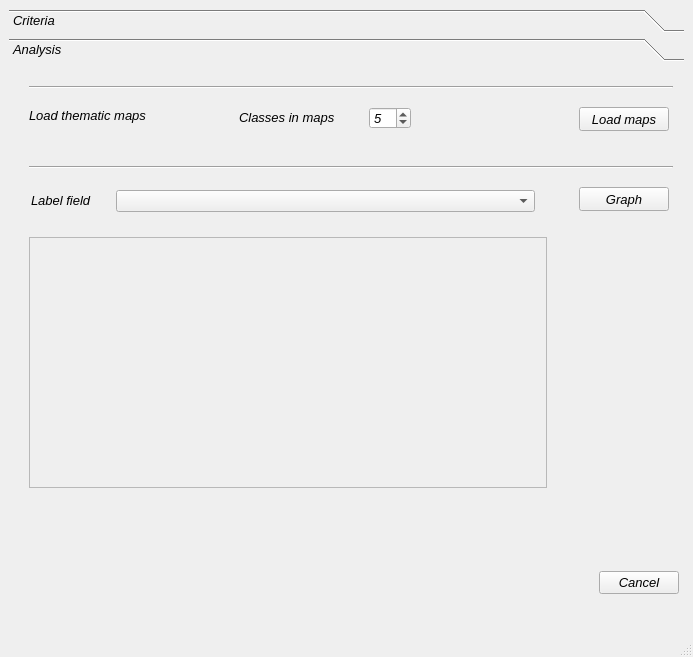
This is geoTOPSIS.ui in gmassei/VectorMCDA as Qt 5 draws it before an edit. The edited form follows.
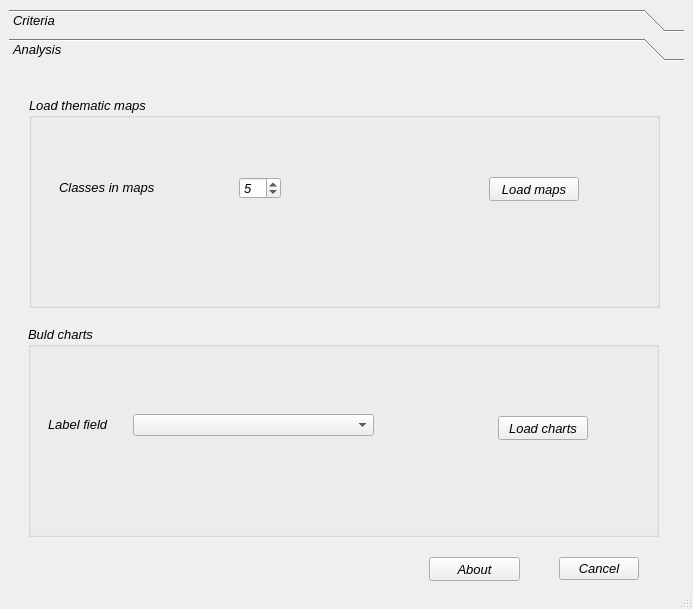
This is the edited form. The open tabs and pages were chosen to show the change.

Diff of the .ui file:
```diff
--- a/geoTOPSIS.ui
+++ b/geoTOPSIS.ui
@@ -10,7 +10,7 @@
     <x>0</x>
     <y>0</y>
     <width>693</width>
-    <height>657</height>
+    <height>609</height>
    </rect>
   </property>
   <property name="maximumSize">
@@ -448,108 +448,125 @@
        <rect>
         <x>0</x>
         <y>0</y>
-        <width>98</width>
-        <height>28</height>
+        <width>675</width>
+        <height>531</height>
        </rect>
       </property>
       <attribute name="label">
        <string>Analysis</string>
       </attribute>
-      <widget class="QPushButton" name="GraphBtn">
+      <widget class="QGroupBox" name="groupBox">
        <property name="geometry">
         <rect>
-         <x>570</x>
-         <y>120</y>
-         <width>90</width>
-         <height>24</height>
+         <x>19</x>
+         <y>259</y>
+         <width>631</width>
+         <height>211</height>
         </rect>
        </property>
-       <property name="text">
-        <string>Graph</string>
+       <property name="title">
+        <string>Buld charts</string>
        </property>
+       <widget class="QComboBox" name="LabelListFieldsCBox">
+        <property name="geometry">
+         <rect>
+          <x>105</x>
+          <y>88</y>
+          <width>241</width>
+          <height>22</height>
+         </rect>
+        </property>
+        <property name="maximumSize">
+         <size>
+          <width>16777215</width>
+          <height>22</height>
+         </size>
+        </property>
+       </widget>
+       <widget class="QPushButton" name="GraphBtn">
+        <property name="geometry">
+         <rect>
+          <x>470</x>
+          <y>90</y>
+          <width>90</width>
+          <height>24</height>
+         </rect>
+        </property>
+        <property name="text">
+         <string>Load charts</string>
+        </property>
+       </widget>
+       <widget class="QLabel" name="label_3">
+        <property name="geometry">
+         <rect>
+          <x>20</x>
+          <y>90</y>
+          <width>64</width>
+          <height>16</height>
+         </rect>
+        </property>
+        <property name="text">
+         <string>Label field</string>
+        </property>
+       </widget>
       </widget>
-      <widget class="QLabel" name="LblGraphic">
+      <widget class="QGroupBox" name="groupBox_2">
        <property name="geometry">
         <rect>
          <x>20</x>
-         <y>170</y>
-         <width>518</width>
-         <height>251</height>
+         <y>30</y>
+         <width>631</width>
+         <height>211</height>
         </rect>
        </property>
-       <property name="autoFillBackground">
-        <bool>false</bool>
+       <property name="title">
+        <string>Load thematic maps</string>
        </property>
-       <property name="frameShape">
-        <enum>QFrame::StyledPanel</enum>
-       </property>
-       <property name="text">
-        <string/>
-       </property>
-       <property name="scaledContents">
-        <bool>true</bool>
-       </property>
-      </widget>
-      <widget class="QPushButton" name="RenderBtn">
-       <property name="geometry">
-        <rect>
-         <x>570</x>
-         <y>40</y>
-         <width>90</width>
-         <height>24</height>
-        </rect>
-       </property>
-       <property name="text">
-        <string>Load maps</string>
-       </property>
-      </widget>
-      <widget class="Line" name="line">
-       <property name="geometry">
-        <rect>
-         <x>20</x>
-         <y>90</y>
-         <width>644</width>
-         <height>21</height>
-        </rect>
-       </property>
-       <property name="orientation">
-        <enum>Qt::Horizontal</enum>
-       </property>
-      </widget>
-      <widget class="QComboBox" name="LabelListFieldsCBox">
-       <property name="geometry">
-        <rect>
-         <x>107</x>
-         <y>123</y>
-         <width>419</width>
-         <height>22</height>
-        </rect>
-       </property>
-       <property name="maximumSize">
-        <size>
-         <width>16777215</width>
-         <height>22</height>
-        </size>
-       </property>
-      </widget>
-      <widget class="QLabel" name="label_3">
-       <property name="geometry">
-        <rect>
-         <x>22</x>
-         <y>125</y>
-         <width>64</width>
-         <height>16</height>
-        </rect>
-       </property>
-       <property name="text">
-        <string>Label field</string>
-       </property>
+       <widget class="QLabel" name="label_7">
+        <property name="geometry">
+         <rect>
+          <x>30</x>
+          <y>80</y>
+          <width>161</width>
+          <height>20</height>
+         </rect>
+        </property>
+        <property name="text">
+         <string>Classes in maps</string>
+        </property>
+       </widget>
+       <widget class="QPushButton" name="RenderBtn">
+        <property name="geometry">
+         <rect>
+          <x>460</x>
+          <y>80</y>
+          <width>90</width>
+          <height>24</height>
+         </rect>
+        </property>
+        <property name="text">
+         <string>Load maps</string>
+        </property>
+       </widget>
+       <widget class="QSpinBox" name="spinBoxClasNum">
+        <property name="geometry">
+         <rect>
+          <x>210</x>
+          <y>80</y>
+          <width>42</width>
+          <height>22</height>
+         </rect>
+        </property>
+        <property name="value">
+         <number>5</number>
+        </property>
+       </widget>
       </widget>
       <widget class="QDialogButtonBox" name="AnlsBtnBox">
        <property name="geometry">
         <rect>
-         <x>560</x>
-         <y>504</y>
+         <x>520</x>
+         <y>490</y>
          <width>110</width>
          <height>23</height>
         </rect>
@@ -570,56 +587,29 @@
         <set>QDialogButtonBox::Cancel</set>
        </property>
       </widget>
-      <widget class="QLabel" name="label_4">
+      <widget class="QPushButton" name="AnlsSetBtnAbout">
        <property name="geometry">
         <rect>
-         <x>20</x>
-         <y>40</y>
-         <width>161</width>
-         <height>16</height>
+         <x>420</x>
+         <y>490</y>
+         <width>91</width>
+         <height>24</height>
         </rect>
        </property>
-       <property name="text">
-        <string>Load thematic maps</string>
+       <property name="sizePolicy">
+        <sizepolicy hsizetype="Preferred" vsizetype="Fixed">
+         <horstretch>0</horstretch>
+         <verstretch>0</verstretch>
+        </sizepolicy>
        </property>
-      </widget>
-      <widget class="Line" name="line_14">
-       <property name="geometry">
-        <rect>
-         <x>20</x>
-         <y>10</y>
-         <width>644</width>
-         <height>21</height>
-        </rect>
+       <property name="maximumSize">
+        <size>
+         <width>110</width>
+         <height>16777215</height>
+        </size>
        </property>
-       <property name="orientation">
-        <enum>Qt::Horizontal</enum>
-       </property>
-      </widget>
-      <widget class="QSpinBox" name="spinBoxClasNum">
-       <property name="geometry">
-        <rect>
-         <x>360</x>
-         <y>40</y>
-         <width>42</width>
-         <height>22</height>
-        </rect>
-       </property>
-       <property name="value">
-        <number>5</number>
-       </property>
-      </widget>
-      <widget class="QLabel" name="label_7">
-       <property name="geometry">
-        <rect>
-         <x>230</x>
-         <y>40</y>
-         <width>111</width>
-         <height>20</height>
-        </rect>
-       </property>
        <property name="text">
-        <string>Classes in maps</string>
+        <string>About</string>
        </property>
       </widget>
      </widget>
```
Left out of the diff: 5 changed lines with no effect on the pictures.
